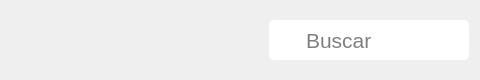
Saul-Ortega/AeApplicationManager, file application-desktop/searchwidget.ui: the form before one commit; both pictures show x 320 to 800 and y 0 to 80 of the 800 by 80 pixel window.
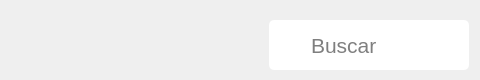
The form after the commit.

Commit message: style: Modificación de estilo del SearchWidget

The edit to the form file:
```diff
--- a/application-desktop/searchwidget.ui
+++ b/application-desktop/searchwidget.ui
@@ -44,7 +44,7 @@
      <property name="minimumSize">
       <size>
        <width>200</width>
-       <height>30</height>
+       <height>50</height>
       </size>
      </property>
      <property name="maximumSize">
@@ -77,8 +77,8 @@
         </property>
         <property name="minimumSize">
          <size>
-          <width>20</width>
-          <height>20</height>
+          <width>25</width>
+          <height>25</height>
          </size>
         </property>
         <property name="maximumSize">
@@ -108,7 +108,7 @@
         <property name="minimumSize">
          <size>
           <width>100</width>
-          <height>20</height>
+          <height>30</height>
          </size>
         </property>
         <property name="font">
@@ -122,6 +122,9 @@
 	background-color: white;
 }</string>
         </property>
+        <property name="text">
+         <string/>
+        </property>
         <property name="alignment">
          <set>Qt::AlignmentFlag::AlignLeading|Qt::AlignmentFlag::AlignLeft|Qt::AlignmentFlag::AlignVCenter</set>
         </property>
```
